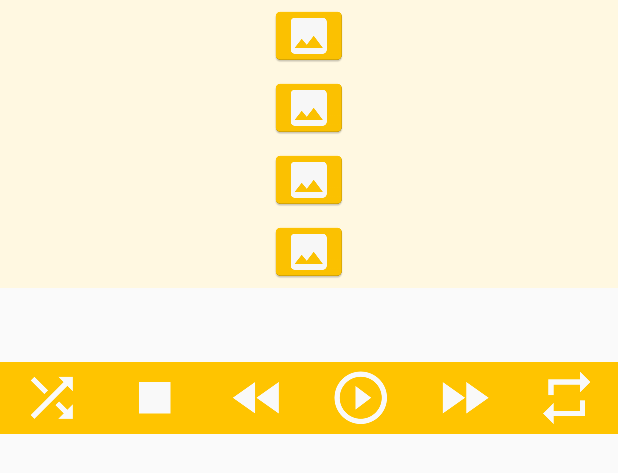
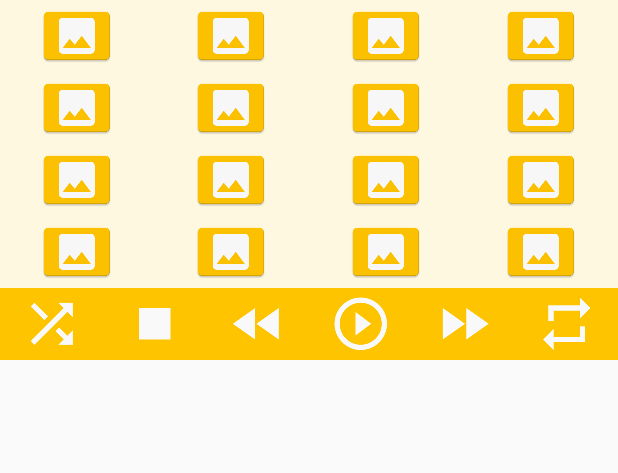
Before and after one commit to askoromna/project-android, an Android app: the layout activity_main.xml on its own in the app's theme, with its tools: preview values and no code run, on a phone screen of 412 x 824 dp. Shown: the top 473 px of the screen. Run offline under Robolectric (Android 15) with nearby library versions, the light colour scheme and no system bars.

Commit message:
Added pictures of videos in view

```diff
--- a/app/src/main/java/com/example/anna_/screenwallmenager/MainActivity.java
+++ b/app/src/main/java/com/example/anna_/screenwallmenager/MainActivity.java
@@ -15,8 +15,8 @@ public class MainActivity extends AppCompatActivity {
 
     @Override
     protected void onCreate(Bundle savedInstanceState) {
-        //super.onCreate(savedInstanceState);
-        //setContentView(R.layout.activity_main);
+        super.onCreate(savedInstanceState);
+        setContentView(R.layout.activity_main);
     }
 
 
--- a/app/src/main/res/layout/activity_main.xml
+++ b/app/src/main/res/layout/activity_main.xml
@@ -16,78 +16,188 @@
         android:layout_width="fill_parent"
         android:layout_height="fill_parent"
         android:layout_alignParentTop="true"
-        android:layout_alignParentRight="true"
-        android:layout_alignParentEnd="true">
+        android:layout_alignParentLeft="true"
+        android:layout_alignParentStart="true">
 
         <LinearLayout
             android:id="@+id/videos"
-            android:orientation="horizontal"
-            android:layout_alignParentTop="true"
-            android:layout_width="match_parent"
-            android:layout_height="wrap_content">
+            android:layout_width="fill_parent"
+            android:layout_height="wrap_content"
+            android:orientation="vertical">
 
             <LinearLayout
-                android:orientation="vertical"
+                android:id="@+id/video_row_0"
                 android:layout_width="match_parent"
                 android:layout_height="wrap_content"
-                android:id="@+id/video_column_1">
+                android:orientation="horizontal">
 
                 <ImageButton
-                    android:layout_width="match_parent"
+                    android:id="@+id/v00"
+                    android:layout_width="wrap_content"
                     android:layout_height="wrap_content"
-                    app:srcCompat="@mipmap/picture"
-                    android:id="@+id/v11"
                     android:layout_weight="1"
-                    android:background="@color/MilkyWhite" />
+                    android:background="@color/MilkyWhite"
+                    app:srcCompat="@mipmap/picture" />
 
                 <ImageButton
-                    android:layout_width="match_parent"
+                    android:id="@+id/v01"
+                    android:layout_width="wrap_content"
                     android:layout_height="wrap_content"
-                    app:srcCompat="@mipmap/picture"
-                    android:id="@+id/v21"
                     android:layout_weight="1"
-                    android:background="@color/MilkyWhite" />
+                    android:background="@color/MilkyWhite"
+                    app:srcCompat="@mipmap/picture" />
 
                 <ImageButton
-                    android:layout_width="match_parent"
+                    android:id="@+id/v02"
+                    android:layout_width="wrap_content"
                     android:layout_height="wrap_content"
-                    app:srcCompat="@mipmap/picture"
-                    android:id="@+id/v31"
                     android:layout_weight="1"
-                    android:background="@color/MilkyWhite" />
+                    android:background="@color/MilkyWhite"
+                    app:srcCompat="@mipmap/picture" />
 
                 <ImageButton
-                    android:layout_width="match_parent"
+                    android:id="@+id/v03"
+                    android:layout_width="wrap_content"
                     android:layout_height="wrap_content"
-                    app:srcCompat="@mipmap/picture"
-                    android:id="@+id/v41"
                     android:layout_weight="1"
-                    android:background="@color/MilkyWhite" />
-
+                    android:background="@color/MilkyWhite"
+                    app:srcCompat="@mipmap/picture" />
 
             </LinearLayout>
 
             <LinearLayout
-                android:orientation="vertical"
+                android:id="@+id/video_row_1"
                 android:layout_width="match_parent"
-                android:layout_height="match_parent"
-                android:id="@+id/video_column_2"
-                android:layout_alignParentBottom="true"
-                android:layout_alignParentLeft="true"
-                android:layout_alignParentStart="true"
-                android:layout_marginBottom="15dp"
-                android:layout_weight="1">
+                android:layout_height="wrap_content"
+                android:orientation="horizontal">
+
+                <ImageButton
+                    android:id="@+id/v10"
+                    android:layout_width="wrap_content"
+                    android:layout_height="wrap_content"
+                    android:layout_weight="1"
+                    android:background="@color/MilkyWhite"
+                    app:srcCompat="@mipmap/picture" />
+
+                <ImageButton
+                    android:id="@+id/v12"
+                    android:layout_width="wrap_content"
+                    android:layout_height="wrap_content"
+                    android:layout_weight="1"
+                    android:background="@color/MilkyWhite"
+                    app:srcCompat="@mipmap/picture" />
+
+                <ImageButton
+                    android:id="@+id/v13"
+                    android:layout_width="wrap_content"
+                    android:layout_height="wrap_content"
+                    android:layout_weight="1"
+                    android:background="@color/MilkyWhite"
+                    app:srcCompat="@mipmap/picture" />
+
+                <ImageButton
+                    android:id="@+id/v11"
+                    android:layout_width="wrap_content"
+                    android:layout_height="wrap_content"
+                    android:layout_weight="1"
+                    android:background="@color/MilkyWhite"
+                    app:srcCompat="@mipmap/picture" />
+            </LinearLayout>
+
+            <LinearLayout
+                android:id="@+id/video_row_2"
+                android:layout_width="match_parent"
+                android:layout_height="wrap_content"
+                android:orientation="horizontal">
+
+                <ImageButton
+                    android:id="@+id/v20"
+                    android:layout_width="wrap_content"
+                    android:layout_height="wrap_content"
+                    android:layout_column="0"
+                    android:layout_row="2"
+                    android:layout_weight="1"
+                    android:background="@color/MilkyWhite"
+                    app:srcCompat="@mipmap/picture" />
 
                 <ImageButton
                     android:id="@+id/v21"
-                    android:layout_width="match_parent"
+                    android:layout_width="wrap_content"
                     android:layout_height="wrap_content"
+                    android:layout_column="1"
+                    android:layout_row="2"
+                    android:layout_weight="1"
+                    android:background="@color/MilkyWhite"
+                    app:srcCompat="@mipmap/picture" />
+
+                <ImageButton
+                    android:id="@+id/v22"
+                    android:layout_width="wrap_content"
+                    android:layout_height="wrap_content"
+                    android:layout_column="2"
+                    android:layout_row="2"
+                    android:layout_weight="1"
+                    android:background="@color/MilkyWhite"
+                    app:srcCompat="@mipmap/picture" />
+
+                <ImageButton
+                    android:id="@+id/v23"
+                    android:layout_width="wrap_content"
+                    android:layout_height="wrap_content"
+                    android:layout_column="3"
+                    android:layout_row="2"
+                    android:layout_weight="1"
+                    android:background="@color/MilkyWhite"
                     app:srcCompat="@mipmap/picture" />
             </LinearLayout>
 
+            <LinearLayout
+                android:id="@+id/video_row_3"
+                android:layout_width="match_parent"
+                android:layout_height="wrap_content"
+                android:orientation="horizontal">
 
+                <ImageButton
+                    android:id="@+id/v30"
+                    android:layout_width="wrap_content"
+                    android:layout_height="wrap_content"
+                    android:layout_column="0"
+                    android:layout_row="3"
+                    android:layout_weight="1"
+                    android:background="@color/MilkyWhite"
+                    app:srcCompat="@mipmap/picture" />
+
+                <ImageButton
+                    android:id="@+id/v31"
+                    android:layout_width="wrap_content"
+                    android:layout_height="wrap_content"
+                    android:layout_column="1"
+                    android:layout_row="3"
+                    android:layout_weight="1"
+                    android:background="@color/MilkyWhite"
+                    app:srcCompat="@mipmap/picture" />
+
+                <ImageButton
+                    android:id="@+id/v32"
+                    android:layout_width="wrap_content"
+                    android:layout_height="wrap_content"
+                    android:layout_column="2"
+                    android:layout_row="3"
+                    android:layout_weight="1"
+                    android:background="@color/MilkyWhite"
+                    app:srcCompat="@mipmap/picture" />
+
+                <ImageButton
+                    android:id="@+id/v33"
+                    android:layout_width="wrap_content"
+                    android:layout_height="wrap_content"
+                    android:layout_column="3"
+                    android:layout_row="3"
+                    android:layout_weight="1"
+                    android:background="@color/MilkyWhite"
+                    app:srcCompat="@mipmap/picture" />
+            </LinearLayout>
         </LinearLayout>
-
 
 
         <LinearLayout
@@ -95,13 +205,10 @@
             android:orientation="horizontal"
             android:layout_width="match_parent"
             android:layout_height="wrap_content"
+            android:background="@color/ShinyOrange"
             android:layout_below="@+id/videos"
             android:layout_alignParentLeft="true"
-            android:layout_alignParentStart="true"
-            android:layout_marginTop="49dp"
-
-            android:background="@color/ShinyOrange"
-            android:layout_centerHorizontal="true">
+            android:layout_alignParentStart="true">
 
 
             <ImageButton
--- a/app/src/main/res/values-v21/styles.xml
+++ b/app/src/main/res/values-v21/styles.xml
@@ -3,8 +3,11 @@
 
     <style name="Orange" parent="android:Theme.DeviceDefault.Light">
         <item name="android:colorPrimary">@color/ShinyOrange</item>
-        <item name="android:colorPrimaryDark">@color/MilkyWhite</item>
-        <item name="android:colorAccent">@color/WarmGray</item>
+        <item name="android:colorPrimaryDark">@color/WarmGray</item>
+        <item name="android:colorAccent">@color/colorAccent</item>
+        <item name="android:colorBackground">@color/MilkyWhite</item>
+        <item name="android:statusBarColor">@color/WarmGray</item>
+        <item name="android:textColorPrimaryInverse">@color/MilkyWhite</item>
 
     </style>
 </resources>
--- a/app/src/main/res/values/colors.xml
+++ b/app/src/main/res/values/colors.xml
@@ -2,9 +2,10 @@
 <resources>
     <color name="colorPrimary">#3F51B5</color>
     <color name="colorPrimaryDark">#cac09b</color>
-    <color name="colorAccent">#ff4081</color>
+    <color name="colorAccent">#e57373</color>
 
-    <color name="WarmGray">#bcaaa4</color>
+    <color name="WarmGray">#757575</color>
     <color name="MilkyWhite">#fff8e1</color>
     <color name="ShinyOrange">#ffc400</color>
+    <color name="primary_text_default_material_light">#de000000</color>
 </resources>
--- a/app/src/main/res/values/styles.xml
+++ b/app/src/main/res/values/styles.xml
@@ -9,6 +9,8 @@
 
     </style>
 
-    <style name="Orange" parent="android:Theme.DeviceDefault.Light" />
+    <style name="Orange" parent="android:Theme.DeviceDefault.Light" >
+        <item name="android:colorBackground">@color/MilkyWhite</item>
+    </style>
 
 </resources>
--- a/build.gradle
+++ b/build.gradle
@@ -5,7 +5,7 @@ buildscript {
         jcenter()
     }
     dependencies {
-        classpath 'com.android.tools.build:gradle:2.2.3'
+        classpath 'com.android.tools.build:gradle:2.3.0'
 
         // NOTE: Do not place your application dependencies here; they belong
         // in the individual module build.gradle files
```
Also changed, not shown: gradle/wrapper/gradle-wrapper.properties.
